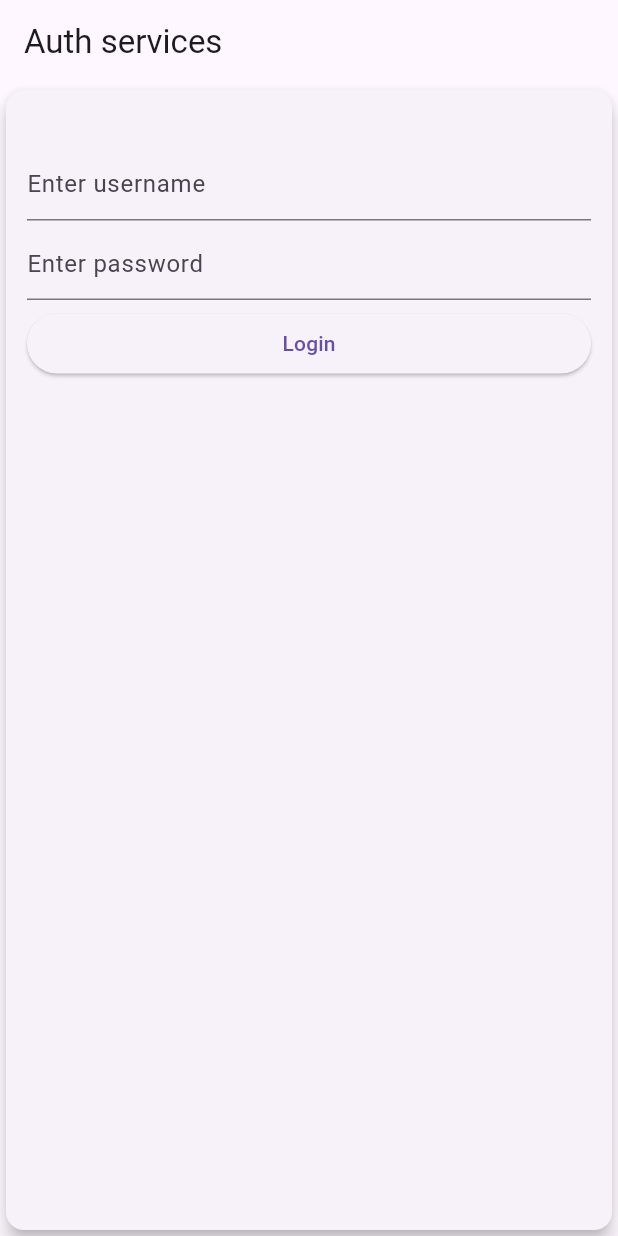
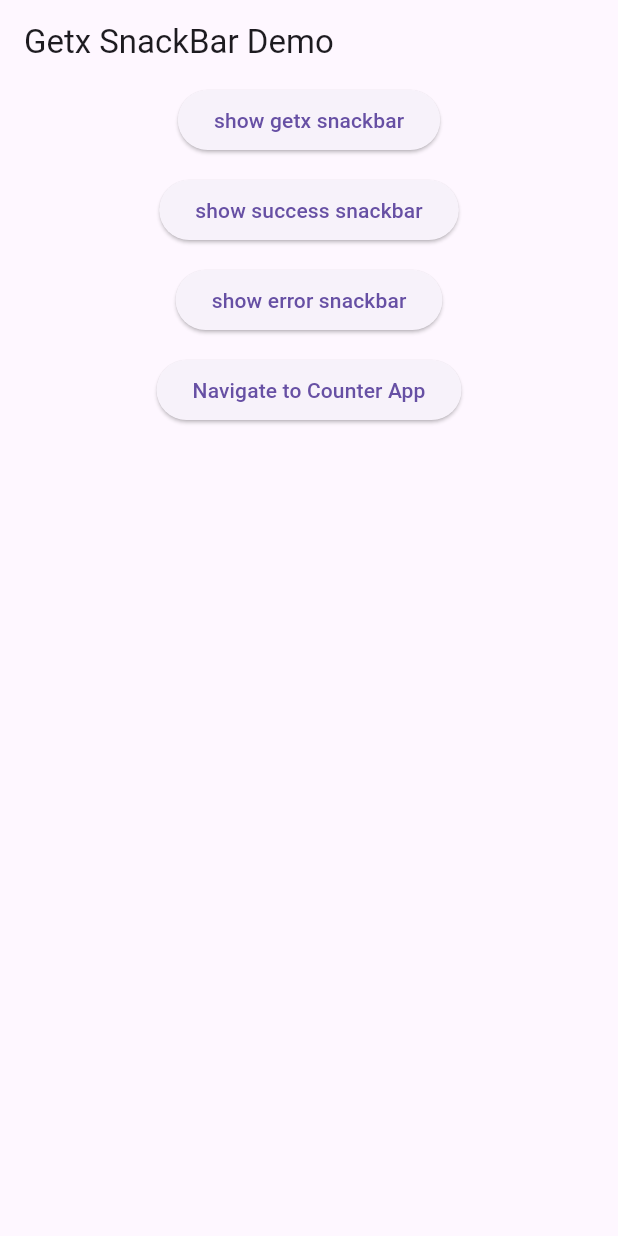
Before and after one commit to Muzamil995/flutter_bootcamp_2026, a Flutter app: the screen it shows after launch, on a phone screen of 412 x 824 dp. Run offline on Flutter 3.47's test engine with Material 3 defaults, Android fonts, the phone set to English and light mode, and no system bars; our stand-ins replace firebase_auth, firebase_core, firebase_database, get, image_picker, math_expressions; accounts and stored records are empty.

Commit message:
getx state management

```diff
--- a/lib/main.dart
+++ b/lib/main.dart
@@ -10,9 +10,11 @@ import 'package:flutter_bootcamp_two/session_six/session_six.dart';
 import 'package:flutter_bootcamp_two/session_ten/app_routes.dart';
 import 'package:flutter_bootcamp_two/session_ten/splashScreen.dart';
 import 'package:flutter_bootcamp_two/session_ten/theme_route.dart';
+import 'package:flutter_bootcamp_two/session_thirteen/session_thirteen.dart';
 import 'package:flutter_bootcamp_two/session_three/session_three.dart';
 import 'package:firebase_core/firebase_core.dart';
 import 'package:flutter_bootcamp_two/session_twelve/session_twelve.dart';
+import 'package:get/get_navigation/src/root/get_material_app.dart';
 import 'firebase_options.dart';
 
 void main() async {
@@ -28,12 +30,12 @@ class MyCode extends StatelessWidget {
 
   @override
   Widget build(BuildContext context) {
-    return MaterialApp(
+    return GetMaterialApp(//important
       //theme designing
       //navigation
       //parent widget
       debugShowCheckedModeBanner: false,
-      home: SessionTwelve()
+      home: SnackBarScreen()
       // initialRoute: "splash",
       // routes: {
       //   "splash":(context)=>Splashscreen(),
--- /dev/null
+++ b/lib/session_thirteen/getx_routes.dart
@@ -0,0 +1,27 @@
+import 'package:flutter/material.dart';
+import 'package:flutter_bootcamp_two/session_four/session_four.dart';
+import 'package:flutter_bootcamp_two/session_seven/login_screen.dart';
+import 'package:flutter_bootcamp_two/session_thirteen/counter_screen.dart';
+import 'package:flutter_bootcamp_two/session_thirteen/session_thirteen.dart';
+import 'package:get/get.dart';
+
+void main() {
+  runApp(GetxRoutesClass());
+}
+
+class GetxRoutesClass extends StatelessWidget {
+  const GetxRoutesClass({super.key});
+
+  @override
+  Widget build(BuildContext context) {
+    return GetMaterialApp(
+      debugShowCheckedModeBanner: false,
+      title: "Getx Routing Demo",
+      initialRoute: '/',
+      getPages: [
+        GetPage(name: '/', page:()=>SnackBarScreen()),
+        GetPage(name: '/sessionFour', page: ()=>CounterScreen())
+      ],
+    );
+  }
+}
--- /dev/null
+++ b/lib/session_thirteen/session_thirteen.dart
@@ -0,0 +1,66 @@
+import 'package:flutter/material.dart';
+import 'package:flutter_bootcamp_two/session_four/session_four.dart';
+import 'package:flutter_bootcamp_two/session_seven/login_screen.dart';
+import 'package:flutter_bootcamp_two/session_thirteen/counter_screen.dart';
+import 'package:get/get.dart'; // ✅ Only this import is needed
+
+class SnackBarScreen extends StatelessWidget {
+  const SnackBarScreen({Key? key}) : super(key: key);
+
+  @override
+  Widget build(BuildContext context) {
+    return Scaffold(
+      appBar: AppBar(title: Text("Getx SnackBar Demo")),
+      body: Center(
+        child: Column(
+          children: [
+            ElevatedButton(
+              onPressed: () {
+                Get.snackbar("Hello!", "This is a simple Getx snackbar");
+              },
+              child: Text("show getx snackbar"),
+            ),
+            const SizedBox(height: 12),
+            ElevatedButton(
+              onPressed: () {
+                Get.snackbar(
+                  "Success",
+                  "Your data saved successfully",
+                  snackStyle: SnackStyle.FLOATING,
+                  backgroundColor: Colors.green,
+                  colorText: Colors.white,
+                  icon: const Icon(Icons.check_circle, color: Colors.white),
+                  duration: const Duration(seconds: 5),
+                );
+              },
+              child: Text("show success snackbar"),
+            ),
+            const SizedBox(height: 12),
+            ElevatedButton(
+              onPressed: () {
+                Get.snackbar(
+                  "Failure",
+                  "You have connectivity issue",
+                  snackStyle: SnackStyle.FLOATING,
+                  backgroundColor: Colors.red,
+                  colorText: Colors.white,
+                  snackPosition: SnackPosition.BOTTOM,
+                  icon: const Icon(Icons.error, color: Colors.white),
+                  duration: const Duration(seconds: 5),
+                );
+              },
+              child: Text("show error snackbar"),
+            ),
+            SizedBox(height: 12),
+            ElevatedButton(
+              onPressed: () {
+                Get.to(CounterScreen());
+              },
+              child: Text("Navigate to Counter App"),
+            ),
+          ],
+        ),
+      ),
+    );
+  }
+}
--- a/pubspec.yaml
+++ b/pubspec.yaml
@@ -41,6 +41,7 @@ dependencies:
   firebase_database: ^12.1.4  # yeh wla package
   cloud_firestore: ^6.1.3
   http: ^1.6.0
+  get: ^4.7.3
 
     # Responsive sizing
   flutter_screenutil: ^5.9.0
```
Also changed, not shown: lib/session_four/session_four.dart (+8 -0 lines), lib/session_thirteen/counter_controller.dart (added, +39 -0 lines), lib/session_thirteen/counter_screen.dart (added, +86 -0 lines), pubspec.lock.
